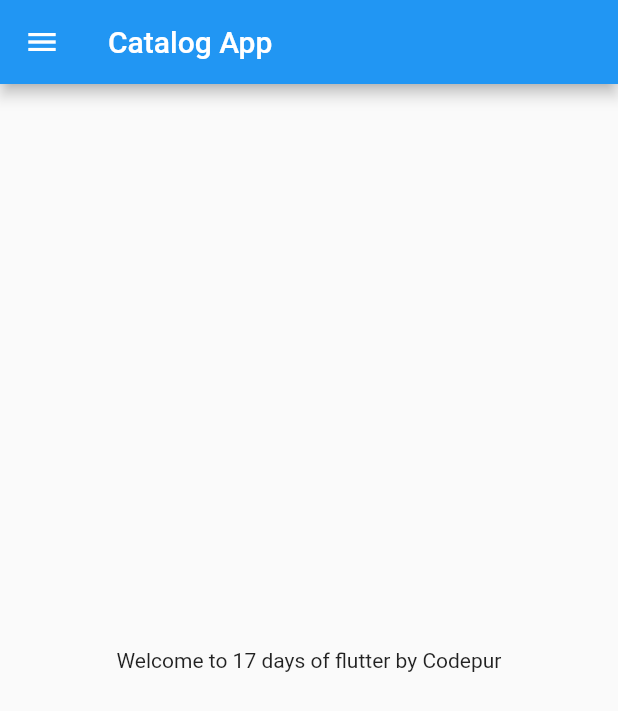
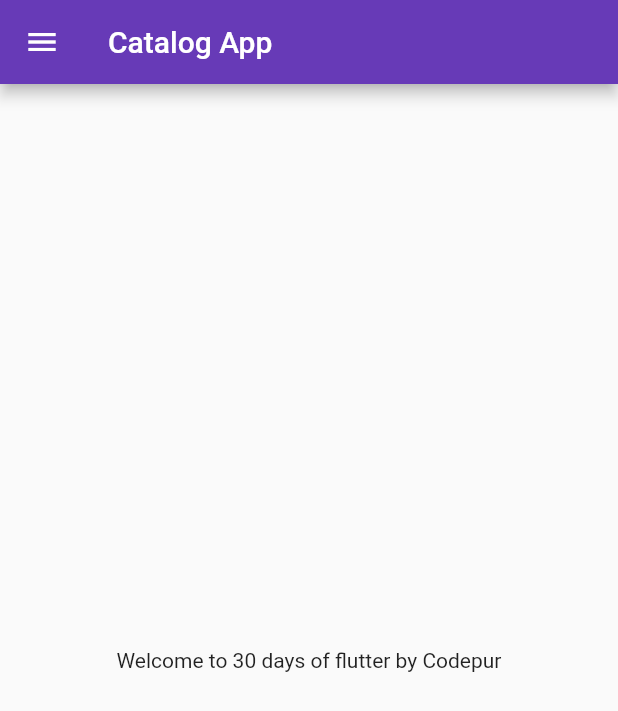
Before and after one commit to idheerajmeena/30DaysofFlutter, a Flutter app: the screen it shows after launch, on a phone screen of 412 x 824 dp. Shown: the top 711 px of the screen. Run offline on Flutter 3.47's test engine with Material 2 defaults, Android fonts, the phone set to English and light mode, and no system bars.

Commit message:
Day 3 completed

```diff
--- a/lib/main.dart
+++ b/lib/main.dart
@@ -1,5 +1,7 @@
 import 'package:flutter/material.dart';
-import 'home_page.dart';
+import 'package:flutter_catalog/pages/login_page.dart';
+import 'pages/home_page.dart';
+import 'pages/home_page.dart';
 
 void main() {
   runApp(MyApp());
@@ -8,12 +10,20 @@ void main() {
 class MyApp extends StatelessWidget {
   @override
   Widget build(BuildContext context) {
-    double pi = 3.14;
-    bool isMale = true;
-    num temp = 30.5;
-
     return MaterialApp(
-      home: HomePage(),
+      themeMode: ThemeMode.light,
+      theme: ThemeData(
+        primarySwatch: Colors.deepPurple,
+      ),
+      darkTheme: ThemeData(
+        brightness: Brightness.dark,
+      ),
+      initialRoute: "/home",
+      routes: {
+        "/": (context) => LoginPage(),
+        "/home": (context) => HomePage(),
+        "/login": (context) => LoginPage(),
+      },
     );
   }
 }
--- a/lib/home_page.dart
+++ b/lib/pages/home_page.dart
@@ -1,7 +1,7 @@
 import 'package:flutter/material.dart';
 
 class HomePage extends StatelessWidget {
-  int days = 17;
+  int days = 30;
   String name = "Codepur";
 
   @override
```
Also changed, not shown: lib/pages/login_page.dart (added, +19 -0 lines).
